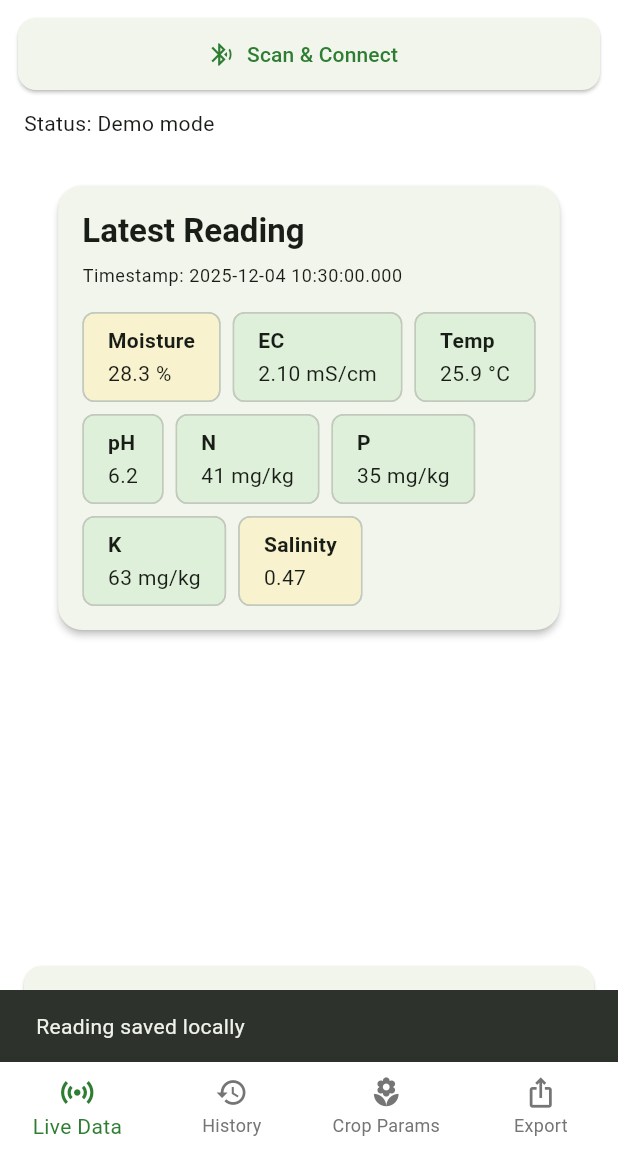
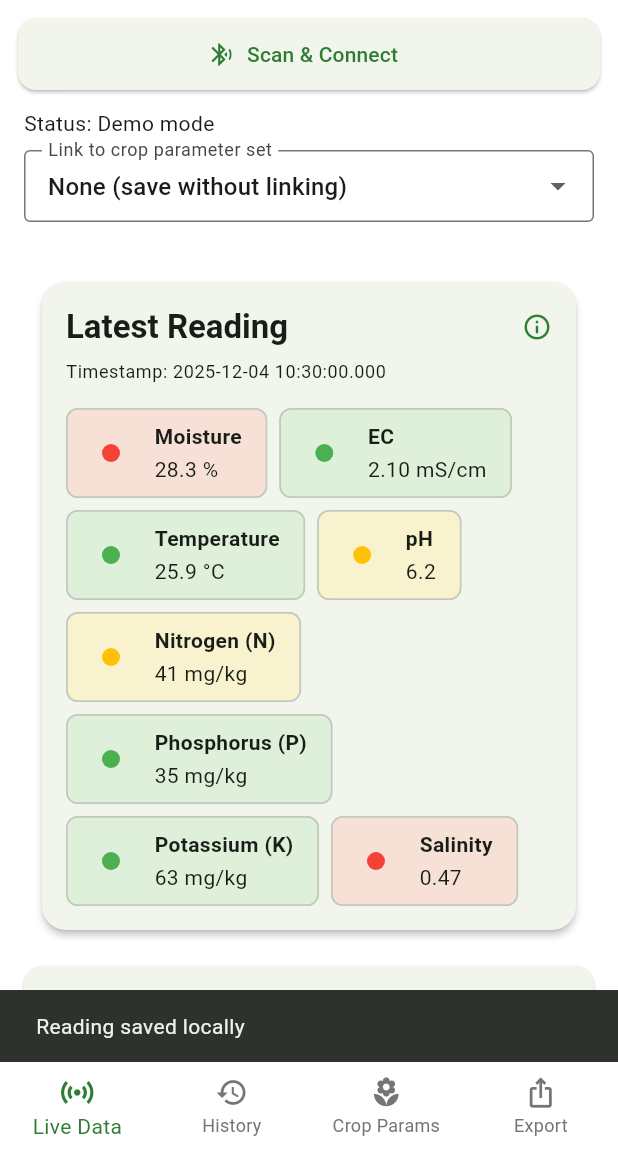
Before and after one commit to santawearscoolpants/npk_soil_sensor, a Flutter app: the screen it shows after launch, after a tap on "Scan & Connect", after a tap on the "bug report" icon, after a tap on "Save Reading", on a phone screen of 412 x 824 dp, the part 84-1236 px from its top. Run offline on Flutter 3.47's test engine with Material 3 defaults, Android fonts, the phone set to English and light mode, and no system bars; our stand-ins replace csv, drift, flutter_blue_plus, flutter_riverpod, image_picker, pdf and 3 more; accounts and stored records are empty; generated files the repository leaves out were written again.

Commit message:
Add permission_handler dependency and implement crop parameter linking in LiveScreen

```diff
--- /dev/null
+++ b/csir_soil_sensor/lib/src/core/thresholds.dart
@@ -0,0 +1,74 @@
+import 'package:flutter/material.dart';
+
+/// Threshold ranges for tomato growing (ideal ranges based on agricultural standards).
+/// Used to color-code sensor readings: green (ideal), amber (acceptable), red (needs attention).
+class TomatoThresholds {
+  // Moisture: 30-50% is ideal for tomatoes
+  static const double moistureLow = 30.0;
+  static const double moistureHigh = 50.0;
+  static const String moistureTooltip =
+      'Soil moisture. Ideal: 30-50%. Too low: plants stress. Too high: root rot risk.';
+
+  // EC (Electrical Conductivity): 1.5-2.5 mS/cm ideal for tomatoes
+  static const double ecLow = 1.5;
+  static const double ecHigh = 2.5;
+  static const String ecTooltip =
+      'Electrical Conductivity measures dissolved salts. Ideal: 1.5-2.5 mS/cm. Higher = more nutrients/salts.';
+
+  // Temperature: 20-30°C ideal for tomato growth
+  static const double temperatureLow = 20.0;
+  static const double temperatureHigh = 30.0;
+  static const String temperatureTooltip =
+      'Soil temperature. Ideal: 20-30°C. Too cold: slow growth. Too hot: stress.';
+
+  // pH: 6.0-7.0 ideal for tomatoes (slightly acidic to neutral)
+  static const double phLow = 6.0;
+  static const double phHigh = 7.0;
+  static const String phTooltip =
+      'Soil pH (acidity). Ideal: 6.0-7.0. Too low: nutrient lockout. Too high: iron deficiency.';
+
+  // Nitrogen: 40-80 mg/kg ideal
+  static const double nitrogenLow = 40.0;
+  static const double nitrogenHigh = 80.0;
+  static const String nitrogenTooltip =
+      'Nitrogen (N) in mg/kg. Ideal: 40-80. Low: yellow leaves, stunted growth. High: excessive foliage, fewer fruits.';
+
+  // Phosphorus: 15-50 mg/kg ideal
+  static const double phosphorusLow = 15.0;
+  static const double phosphorusHigh = 50.0;
+  static const String phosphorusTooltip =
+      'Phosphorus (P) in mg/kg. Ideal: 15-50. Low: poor root development, delayed flowering. High: can lock out other nutrients.';
+
+  // Potassium: 30-100 mg/kg ideal
+  static const double potassiumLow = 30.0;
+  static const double potassiumHigh = 100.0;
+  static const String potassiumTooltip =
+      'Potassium (K) in mg/kg. Ideal: 30-100. Low: weak stems, poor fruit quality. High: usually not harmful.';
+
+  // Salinity: 0.5-1.5 dS/m (or mS/cm) ideal
+  static const double salinityLow = 0.5;
+  static const double salinityHigh = 1.5;
+  static const String salinityTooltip =
+      'Soil salinity. Ideal: 0.5-1.5. High salinity can burn roots and reduce water uptake.';
+
+  /// Returns a color based on value and thresholds.
+  /// Green: within ideal range (middle 50% of range)
+  /// Amber: acceptable but outside ideal (outer 25% on each side)
+  /// Red: outside acceptable range
+  static Color getColorForValue(
+    double value,
+    double lowThreshold,
+    double highThreshold,
+  ) {
+    if (value < lowThreshold || value > highThreshold) {
+      return Colors.red;
+    }
+    final range = highThreshold - lowThreshold;
+    final midLow = lowThreshold + range * 0.25;
+    final midHigh = lowThreshold + range * 0.75;
+    if (value < midLow || value > midHigh) {
+      return Colors.amber;
+    }
+    return Colors.green;
+  }
+}
--- a/csir_soil_sensor/lib/src/features/live/live_screen.dart
+++ b/csir_soil_sensor/lib/src/features/live/live_screen.dart
@@ -1,15 +1,33 @@
 import 'package:flutter/material.dart';
 import 'package:flutter_riverpod/flutter_riverpod.dart';
 
+import '../../core/thresholds.dart';
+import '../../data/db/app_database.dart';
+import '../../data/repositories/crop_repository.dart';
 import '../../services/bluetooth_service.dart';
 import '../../services/mock_data.dart';
 
-class LiveScreen extends ConsumerWidget {
+final _cropParamsProvider =
+    FutureProvider.autoDispose<List<CropParam>>((ref) async {
+  final db = ref.watch(appDatabaseProvider);
+  final repo = CropRepository(db);
+  return repo.getAllCropParams();
+});
+
+class LiveScreen extends ConsumerStatefulWidget {
   const LiveScreen({super.key});
 
   @override
-  Widget build(BuildContext context, WidgetRef ref) {
+  ConsumerState<LiveScreen> createState() => _LiveScreenState();
+}
+
+class _LiveScreenState extends ConsumerState<LiveScreen> {
+  int? _selectedCropParamsId;
+
+  @override
+  Widget build(BuildContext context) {
     final bleState = ref.watch(bluetoothServiceProvider);
+    final cropParamsAsync = ref.watch(_cropParamsProvider);
 
     return SafeArea(
       child: Scaffold(
@@ -58,6 +76,53 @@ class LiveScreen extends ConsumerWidget {
                 ),
               ),
             ),
+            Padding(
+              padding: const EdgeInsets.symmetric(horizontal: 16, vertical: 8),
+              child: Row(
+                children: [
+                  Expanded(
+                    child: DropdownButtonFormField<int>(
+                      value: _selectedCropParamsId,
+                      decoration: const InputDecoration(
+                        labelText: 'Link to crop parameter set',
+                        hintText: 'Optional',
+                        border: OutlineInputBorder(),
+                        isDense: true,
+                        contentPadding: EdgeInsets.symmetric(
+                          horizontal: 12,
+                          vertical: 12,
+                        ),
+                      ),
+                      items: [
+                        const DropdownMenuItem<int>(
+                          value: null,
+                          child: Text('None (save without linking)'),
+                        ),
+                        ...cropParamsAsync.when(
+                          data: (params) => params
+                              .map(
+                                (p) => DropdownMenuItem<int>(
+                                  value: p.id,
+                                  child: Text(
+                                    'Set #${p.id}: ${p.soilType} (${p.createdAt.toLocal().toString().split(' ')[0]})',
+                                  ),
+                                ),
+                              )
+                              .toList(),
+                          loading: () => [],
+                          error: (_, __) => [],
+                        ),
+                      ],
+                      onChanged: (value) {
+                        setState(() {
+                          _selectedCropParamsId = value;
+                        });
+                      },
+                    ),
+                  ),
+                ],
+              ),
+            ),
             const SizedBox(height: 8),
             Expanded(
               child: bleState.latestReading == null
@@ -75,11 +140,15 @@ class LiveScreen extends ConsumerWidget {
                     : () async {
                         await ref
                             .read(bluetoothServiceProvider.notifier)
-                            .saveLatestReading();
+                            .saveLatestReading(_selectedCropParamsId);
                         if (context.mounted) {
                           ScaffoldMessenger.of(context).showSnackBar(
-                            const SnackBar(
-                              content: Text('Reading saved locally'),
+                            SnackBar(
+                              content: Text(
+                                _selectedCropParamsId != null
+                                    ? 'Reading saved and linked to crop set #$_selectedCropParamsId'
+                                    : 'Reading saved locally',
+                              ),
                             ),
                           );
                         }
@@ -102,22 +171,6 @@ class _LiveReadingCard extends StatelessWidget {
 
   final LiveReading reading;
 
-  Color _rangeColor(
-    double value,
-    double low,
-    double high,
-  ) {
-    if (value < low || value > high) {
-      return Colors.red;
-    }
-    final midLow = low + (high - low) * 0.25;
-    final midHigh = low + (high - low) * 0.75;
-    if (value < midLow || value > midHigh) {
-      return Colors.amber;
-    }
-    return Colors.green;
-  }
-
   @override
   Widget build(BuildContext context) {
     final chipStyle = Theme.of(context).textTheme.bodyMedium;
@@ -130,16 +183,31 @@ class _LiveReadingCard extends StatelessWidget {
           child: Column(
             crossAxisAlignment: CrossAxisAlignment.start,
             children: [
-              Text(
+              Row(
+                children: [
+                  Expanded(
+                    child: Text(
                       'Latest Reading',
                       style: Theme.of(context)
                           .textTheme
                           .titleLarge
                           ?.copyWith(fontWeight: FontWeight.bold),
                     ),
+                  ),
+                  Tooltip(
+                    message:
+                        'Green = ideal range\nAmber = acceptable\nRed = needs attention',
+                    child: Icon(
+                      Icons.info_outline,
+                      size: 20,
+                      color: Theme.of(context).colorScheme.primary,
+                    ),
+                  ),
+                ],
+              ),
               const SizedBox(height: 8),
               Text(
-                'Timestamp: ${DateTime.fromMillisecondsSinceEpoch(reading.timestamp * 1000)}',
+                'Timestamp: ${DateTime.fromMillisecondsSinceEpoch(reading.timestamp * 1000).toLocal()}',
                 style: Theme.of(context).textTheme.bodySmall,
               ),
               const SizedBox(height: 16),
@@ -150,50 +218,89 @@ class _LiveReadingCard extends StatelessWidget {
                   _MetricChip(
                     label: 'Moisture',
                     value: '${reading.moisture.toStringAsFixed(1)} %',
-                    color:
-                        _rangeColor(reading.moisture, 20, 60), // placeholder
+                    color: TomatoThresholds.getColorForValue(
+                      reading.moisture,
+                      TomatoThresholds.moistureLow,
+                      TomatoThresholds.moistureHigh,
+                    ),
+                    tooltip: TomatoThresholds.moistureTooltip,
                     style: chipStyle,
                   ),
                   _MetricChip(
                     label: 'EC',
                     value: '${reading.ec.toStringAsFixed(2)} mS/cm',
-                    color: _rangeColor(reading.ec, 1, 3),
+                    color: TomatoThresholds.getColorForValue(
+                      reading.ec,
+                      TomatoThresholds.ecLow,
+                      TomatoThresholds.ecHigh,
+                    ),
+                    tooltip: TomatoThresholds.ecTooltip,
                     style: chipStyle,
                   ),
                   _MetricChip(
-                    label: 'Temp',
+                    label: 'Temperature',
                     value: '${reading.temperature.toStringAsFixed(1)} °C',
-                    color: _rangeColor(reading.temperature, 18, 32),
+                    color: TomatoThresholds.getColorForValue(
+                      reading.temperature,
+                      TomatoThresholds.temperatureLow,
+                      TomatoThresholds.temperatureHigh,
+                    ),
+                    tooltip: TomatoThresholds.temperatureTooltip,
                     style: chipStyle,
                   ),
                   _MetricChip(
                     label: 'pH',
                     value: reading.ph.toStringAsFixed(1),
-                    color: _rangeColor(reading.ph, 5.5, 7.5),
+                    color: TomatoThresholds.getColorForValue(
+                      reading.ph,
+                      TomatoThresholds.phLow,
+                      TomatoThresholds.phHigh,
+                    ),
+                    tooltip: TomatoThresholds.phTooltip,
                     style: chipStyle,
                   ),
                   _MetricChip(
-                    label: 'N',
+                    label: 'Nitrogen (N)',
                     value: '${reading.nitrogen} mg/kg',
-                    color: _rangeColor(reading.nitrogen.toDouble(), 20, 80),
+                    color: TomatoThresholds.getColorForValue(
+                      reading.nitrogen.toDouble(),
+                      TomatoThresholds.nitrogenLow,
+                      TomatoThresholds.nitrogenHigh,
+                    ),
+                    tooltip: TomatoThresholds.nitrogenTooltip,
                     style: chipStyle,
                   ),
                   _MetricChip(
-                    label: 'P',
+                    label: 'Phosphorus (P)',
                     value: '${reading.phosphorus} mg/kg',
-                    color: _rangeColor(reading.phosphorus.toDouble(), 10, 60),
+                    color: TomatoThresholds.getColorForValue(
+                      reading.phosphorus.toDouble(),
+                      TomatoThresholds.phosphorusLow,
+                      TomatoThresholds.phosphorusHigh,
+                    ),
+                    tooltip: TomatoThresholds.phosphorusTooltip,
                     style: chipStyle,
                   ),
                   _MetricChip(
-                    label: 'K',
+                    label: 'Potassium (K)',
                     value: '${reading.potassium} mg/kg',
-                    color: _rangeColor(reading.potassium.toDouble(), 20, 100),
+                    color: TomatoThresholds.getColorForValue(
+                      reading.potassium.toDouble(),
+                      TomatoThresholds.potassiumLow,
+                      TomatoThresholds.potassiumHigh,
+                    ),
+                    tooltip: TomatoThresholds.potassiumTooltip,
                     style: chipStyle,
                   ),
                   _MetricChip(
                     label: 'Salinity',
                     value: '${reading.salinity.toStringAsFixed(2)}',
-                    color: _rangeColor(reading.salinity, 0.2, 1.5),
+                    color: TomatoThresholds.getColorForValue(
+                      reading.salinity,
+                      TomatoThresholds.salinityLow,
+                      TomatoThresholds.salinityHigh,
+                    ),
+                    tooltip: TomatoThresholds.salinityTooltip,
                     style: chipStyle,
                   ),
                 ],
@@ -211,18 +318,27 @@ class _MetricChip extends StatelessWidget {
     required this.label,
     required this.value,
     required this.color,
+    required this.tooltip,
     required this.style,
   });
 
   final String label;
   final String value;
   final Color color;
+  final String tooltip;
   final TextStyle? style;
 
   @override
   Widget build(BuildContext context) {
-    return Chip(
+    return Tooltip(
+      message: tooltip,
+      waitDuration: const Duration(milliseconds: 500),
+      child: Chip(
         backgroundColor: color.withOpacity(0.15),
+        avatar: CircleAvatar(
+          backgroundColor: color,
+          radius: 6,
+        ),
         label: Column(
           mainAxisSize: MainAxisSize.min,
           crossAxisAlignment: CrossAxisAlignment.start,
@@ -232,6 +348,7 @@ class _MetricChip extends StatelessWidget {
             Text(value, style: style),
           ],
         ),
+      ),
     );
   }
 }
--- a/csir_soil_sensor/lib/src/services/bluetooth_service.dart
+++ b/csir_soil_sensor/lib/src/services/bluetooth_service.dart
@@ -159,7 +159,7 @@ class BluetoothService extends StateNotifier<BluetoothStateModel> {
     }
   }
 
-  Future<void> saveLatestReading() async {
+  Future<void> saveLatestReading([int? cropParamsId]) async {
     final latest = state.latestReading;
     if (latest == null) return;
 
@@ -176,7 +176,9 @@ class BluetoothService extends StateNotifier<BluetoothStateModel> {
         phosphorus: latest.phosphorus,
         potassium: latest.potassium,
         salinity: latest.salinity,
-        cropParamsId: const drift.Value.absent(),
+        cropParamsId: cropParamsId != null
+            ? drift.Value(cropParamsId)
+            : const drift.Value.absent(),
       ),
     );
   }
```
Also changed, not shown: 2 other files. Lines whose indentation alone changed are shown as unchanged.
